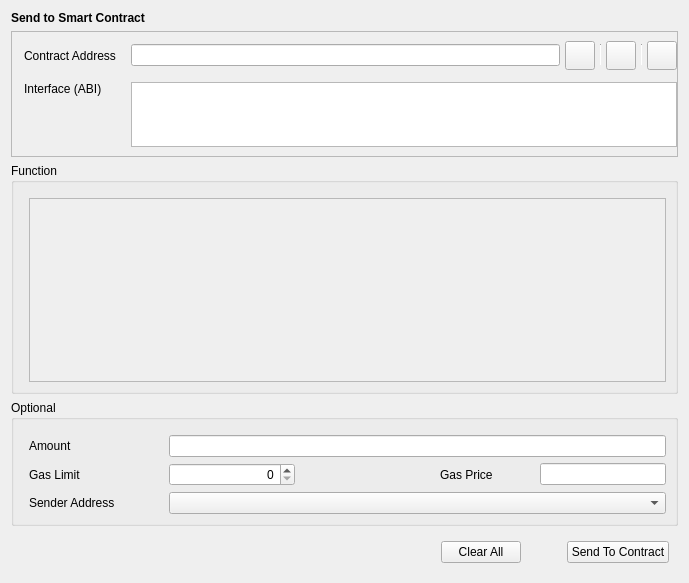
Before: the Qt Designer form src/qt/forms/sendtocontract.ui in zerohourcash/zerohourcash, drawn with Qt 5.
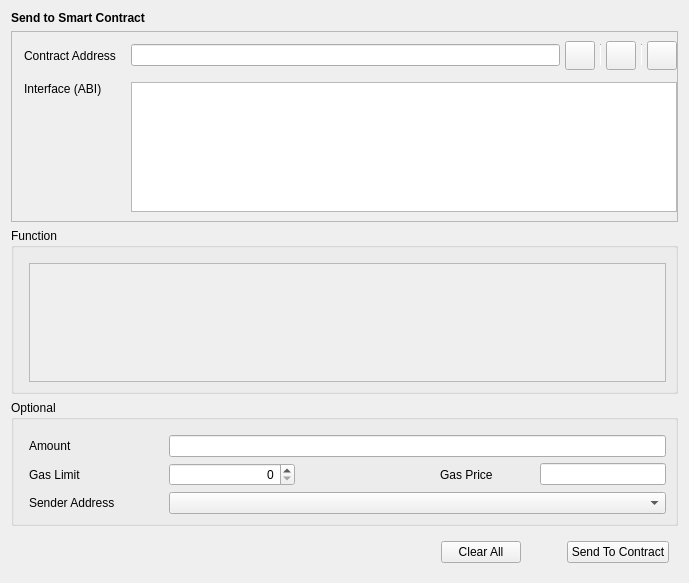
After: the same form once the commit is applied. Custom widgets are drawn as their Qt base class.

```diff
--- a/src/qt/forms/sendtocontract.ui
+++ b/src/qt/forms/sendtocontract.ui
@@ -177,10 +177,11 @@
                 <verstretch>0</verstretch>
                </sizepolicy>
               </property>
+              <property name="minimumSize"><size><width>0</width><height>130</height></size></property>
               <property name="maximumSize">
                <size>
                 <width>16777215</width>
-                <height>65</height>
+                <height>130</height>
                </size>
               </property>
               <property name="horizontalScrollBarPolicy">
```
